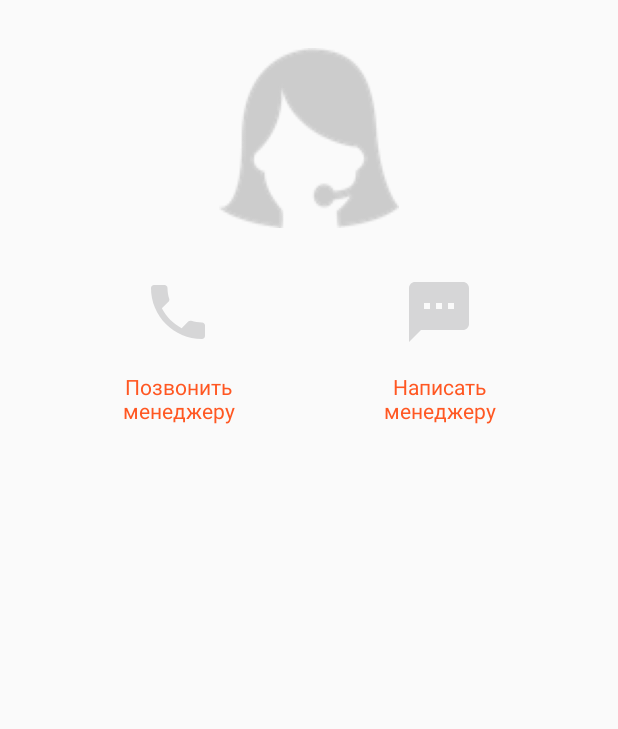
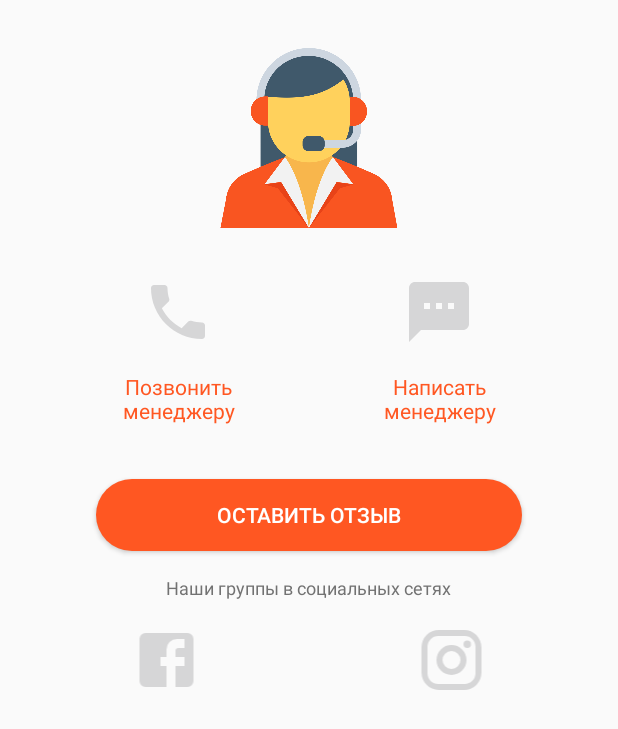
Before and after one commit to BinaryBlitz/JustForYou-Android, an Android app: the fragment SupportFragment shown on its own in the app's theme, on a phone screen of 412 x 824 dp. Shown: the top 729 px of the screen. Run offline under Robolectric (Android 15) with nearby library versions, the phone set to English and light mode, and no system bars; libraries missing offline, so code that uses them is left out: com.arellomobile.mvp; 1 statement that could not run was skipped.

Commit message:
Implement support screen

```diff
--- a/app/src/main/java/ru/binaryblitz/justforyou/ui/main/support/SupportFragment.kt
+++ b/app/src/main/java/ru/binaryblitz/justforyou/ui/main/support/SupportFragment.kt
@@ -1,13 +1,23 @@
 package ru.binaryblitz.justforyou.ui.main.support
 
+import android.content.Intent
+import android.net.Uri
 import android.os.Bundle
 import android.view.LayoutInflater
 import android.view.View
 import android.view.ViewGroup
 import com.arellomobile.mvp.MvpAppCompatFragment
+import kotlinx.android.synthetic.main.fragment_support.callSupport
+import kotlinx.android.synthetic.main.fragment_support.facebook
+import kotlinx.android.synthetic.main.fragment_support.instagram
+import kotlinx.android.synthetic.main.fragment_support.sendSupport
 import ru.binaryblitz.justforyou.R
+import ru.binaryblitz.justforyou.ui.router.Router
+
 
 class SupportFragment : MvpAppCompatFragment() {
+  val supportNumber = "+7(495) 241 49 63"
+  val email = "info@justforyou.ru"
 
   override fun onCreateView(inflater: LayoutInflater?, container: ViewGroup?,
       savedInstanceState: Bundle?): View? {
@@ -16,5 +26,29 @@ class SupportFragment : MvpAppCompatFragment() {
 
   override fun onViewCreated(view: View?, savedInstanceState: Bundle?) {
     super.onViewCreated(view, savedInstanceState)
+    callSupport.setOnClickListener { dialPhoneNumber(supportNumber) }
+    sendSupport.setOnClickListener {
+      sendEmail(email)
+    }
+    instagram.setOnClickListener {
+      Router.openJustForYouLink(activity, "https://www.instagram.com/justforyou_ru/")
+    }
+    facebook.setOnClickListener {
+      Router.openJustForYouLink(activity, "https://www.facebook.com/JUSTFORYOURUSSIA")
+    }
+  }
+
+  fun dialPhoneNumber(phoneNumber: String) {
+    val intent = Intent(Intent.ACTION_DIAL)
+    intent.data = Uri.parse("tel:" + phoneNumber)
+    if (intent.resolveActivity(activity.getPackageManager()) != null) {
+      startActivity(intent)
+    }
+  }
+
+  fun sendEmail(email: String) {
+    val emailIntent = Intent(Intent.ACTION_SENDTO, Uri.fromParts(
+        "mailto", email, null))
+    startActivity(Intent.createChooser(emailIntent, "Отправка сообщения менеджеру..."))
   }
 }
--- /dev/null
+++ b/app/src/main/res/drawable/facebook_box.xml
@@ -0,0 +1,9 @@
+<vector xmlns:android="http://schemas.android.com/apk/res/android"
+    android:height="24dp"
+    android:viewportHeight="24"
+    android:viewportWidth="24"
+    android:width="24dp">
+  <path
+      android:fillColor="@color/primary"
+      android:pathData="M5,3H19A2,2 0 0,1 21,5V19A2,2 0 0,1 19,21H5A2,2 0 0,1 3,19V5A2,2 0 0,1 5,3M18,5H15.5A3.5,3.5 0 0,0 12,8.5V11H10V14H12V21H15V14H18V11H15V9A1,1 0 0,1 16,8H18V5Z"/>
+</vector>
--- /dev/null
+++ b/app/src/main/res/drawable/instagram.xml
@@ -0,0 +1,9 @@
+<vector xmlns:android="http://schemas.android.com/apk/res/android"
+    android:height="24dp"
+    android:viewportHeight="24"
+    android:viewportWidth="24"
+    android:width="24dp">
+  <path
+      android:fillColor="@color/primary"
+      android:pathData="M7.8,2H16.2C19.4,2 22,4.6 22,7.8V16.2A5.8,5.8 0 0,1 16.2,22H7.8C4.6,22 2,19.4 2,16.2V7.8A5.8,5.8 0 0,1 7.8,2M7.6,4A3.6,3.6 0 0,0 4,7.6V16.4C4,18.39 5.61,20 7.6,20H16.4A3.6,3.6 0 0,0 20,16.4V7.6C20,5.61 18.39,4 16.4,4H7.6M17.25,5.5A1.25,1.25 0 0,1 18.5,6.75A1.25,1.25 0 0,1 17.25,8A1.25,1.25 0 0,1 16,6.75A1.25,1.25 0 0,1 17.25,5.5M12,7A5,5 0 0,1 17,12A5,5 0 0,1 12,17A5,5 0 0,1 7,12A5,5 0 0,1 12,7M12,9A3,3 0 0,0 9,12A3,3 0 0,0 12,15A3,3 0 0,0 15,12A3,3 0 0,0 12,9Z"/>
+</vector>
--- a/app/src/main/res/layout/fragment_support.xml
+++ b/app/src/main/res/layout/fragment_support.xml
@@ -10,7 +10,7 @@
       android:layout_height="120dp"
       android:layout_gravity="center_horizontal"
       android:layout_marginTop="32dp"
-      android:background="@drawable/ic_support_face"
+      android:background="@drawable/icon_callback"
       />
 
   <LinearLayout
@@ -22,26 +22,27 @@
       >
 
     <LinearLayout
-        android:clickable="true"
-        android:background="?android:selectableItemBackground"
+        android:id="@+id/callSupport"
         android:layout_width="0dp"
         android:layout_height="wrap_content"
         android:layout_weight="1"
+        android:background="?android:selectableItemBackground"
+        android:clickable="true"
         android:orientation="vertical"
         >
 
       <ImageView
-          android:background="@drawable/ic_call_24dp"
           android:layout_width="48dp"
           android:layout_height="48dp"
           android:layout_gravity="center_horizontal"
+          android:background="@drawable/ic_call_24dp"
           />
 
       <TextView
-          android:layout_marginTop="16dp"
           android:layout_width="80dp"
           android:layout_height="wrap_content"
           android:layout_gravity="center_horizontal"
+          android:layout_marginTop="16dp"
           android:lines="2"
           android:text="Позвонить менеджеру"
           android:textAlignment="center"
@@ -51,26 +52,27 @@
     </LinearLayout>
 
     <LinearLayout
-        android:clickable="true"
-        android:background="?android:selectableItemBackground"
+        android:id="@+id/sendSupport"
         android:layout_width="0dp"
         android:layout_height="wrap_content"
         android:layout_weight="1"
+        android:background="?android:selectableItemBackground"
+        android:clickable="true"
         android:orientation="vertical"
         >
 
       <ImageView
-          android:background="@drawable/ic_textsms_24dp"
           android:layout_width="48dp"
           android:layout_height="48dp"
           android:layout_gravity="center_horizontal"
+          android:background="@drawable/ic_textsms_24dp"
           />
 
       <TextView
-          android:layout_marginTop="16dp"
           android:layout_width="80dp"
           android:layout_height="wrap_content"
           android:layout_gravity="center_horizontal"
+          android:layout_marginTop="16dp"
           android:lines="2"
           android:text="Написать менеджеру"
           android:textAlignment="center"
@@ -79,6 +81,60 @@
 
     </LinearLayout>
 
+
+  </LinearLayout>
+
+  <Button
+      android:id="@+id/reviewButton"
+      android:layout_width="match_parent"
+      android:layout_height="wrap_content"
+      android:layout_marginBottom="16dp"
+      android:layout_marginEnd="64dp"
+      android:layout_marginStart="64dp"
+      android:layout_marginTop="4dp"
+      android:background="@drawable/ripple_rounded_btn"
+      android:clickable="true"
+      android:text="Оставить отзыв"
+      android:textColor="@color/whiteColor"
+      />
+
+  <android.support.v7.widget.AppCompatTextView
+      android:layout_width="wrap_content"
+      android:layout_height="wrap_content"
+      android:layout_gravity="center_horizontal"
+      android:text="Наши группы в социальных сетях"
+      android:textColor="@color/greyColor"
+      android:textSize="12sp"
+      />
+
+  <LinearLayout
+      android:layout_width="match_parent"
+      android:layout_height="wrap_content"
+      android:layout_margin="16dp"
+      android:orientation="horizontal"
+      android:weightSum="2"
+      >
+
+    <ImageView
+        android:id="@+id/facebook"
+        android:layout_width="48dp"
+        android:layout_height="48dp"
+        android:layout_gravity="center_horizontal"
+        android:layout_weight="1"
+        android:background="?android:selectableItemBackground"
+        android:src="@drawable/facebook_box"
+        />
+
+    <ImageView
+        android:id="@+id/instagram"
+        android:layout_width="48dp"
+        android:layout_height="48dp"
+        android:layout_gravity="center_horizontal"
+        android:layout_weight="1"
+        android:background="?android:selectableItemBackground"
+        android:src="@drawable/instagram"
+        />
+
   </LinearLayout>
 
 </LinearLayout>
```
Also changed, not shown: app/src/main/res/drawable/icon_callback.png (added).
